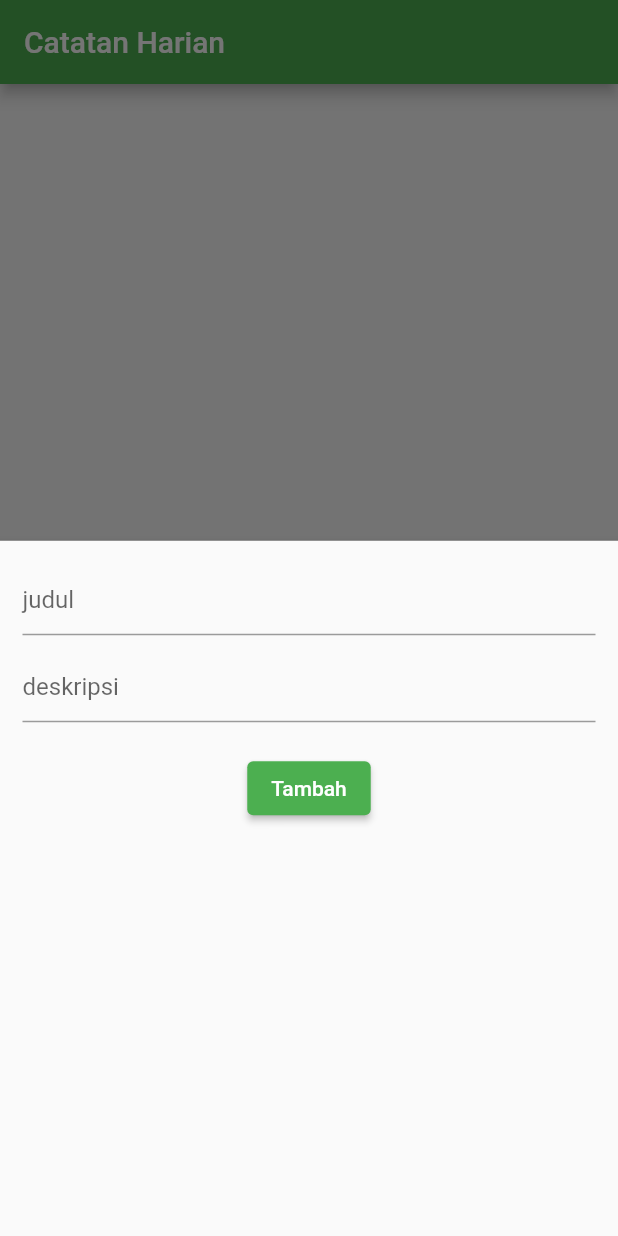
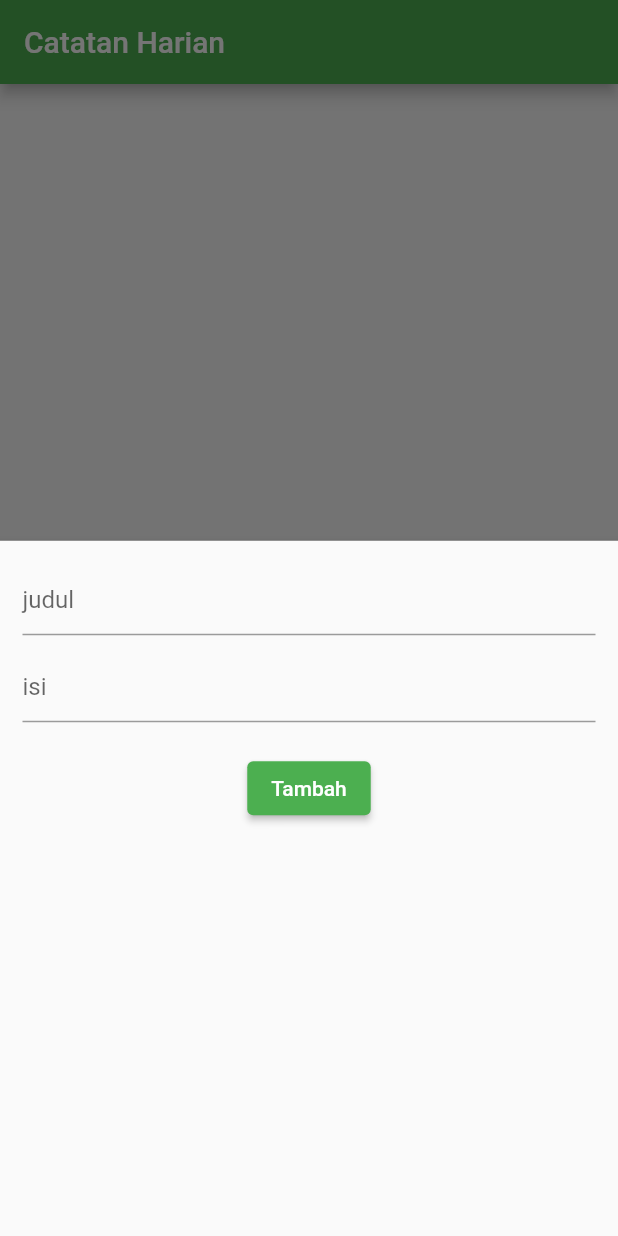
Before and after one commit to 13anisaOktaviani/UTS-Pemrograman-Mobile, a Flutter app: the screen it shows after launch, after a tap on the "add" icon, on a phone screen of 412 x 824 dp. Run offline on Flutter 3.47's test engine with Material 2 defaults, Android fonts, the phone set to English and light mode, and no system bars; our stand-ins replace sqflite; accounts and stored records are empty.

Commit message:
Update main.dart

```diff
--- a/lib/main.dart
+++ b/lib/main.dart
@@ -30,8 +30,8 @@ class MyHomePage extends StatefulWidget {
 }
 
 class _MyHomePageState extends State<MyHomePage> {
-  final TextEditingController judulController = TextEditingController();
-  final TextEditingController isiController = TextEditingController();
+  TextEditingController judulController = TextEditingController();
+  TextEditingController isiController = TextEditingController();
 
   //ambil data dari database
   List<Map<String, dynamic>> catatan = [];
@@ -60,7 +60,7 @@ class _MyHomePageState extends State<MyHomePage> {
                 margin: const EdgeInsets.all(15),
                 child: ListTile(
                   title: Text(catatan[index]['judul']),
-                  subtitle: Text(catatan[index]['deskripsi']),
+                  subtitle: Text(catatan[index]['isi']),
                   trailing: SizedBox(
                     width: 100,
                     child: Row(
@@ -103,12 +103,12 @@ class _MyHomePageState extends State<MyHomePage> {
     refreshCatatan();
   }
 
-  //membuat form tambah
+  //form tambah
   void modalForm(int id) async {
     if (id != null) {
       final dataCatatan = catatan.firstWhere((element) => element['id'] == id);
       judulController.text = dataCatatan['judul'];
-      isiController.text = dataCatatan['deskripsi'];
+      isiController.text = dataCatatan['isi'];
     }
 
     showModalBottomSheet(
@@ -132,7 +132,7 @@ class _MyHomePageState extends State<MyHomePage> {
                     ),
                     TextField(
                       controller: isiController,
-                      decoration: const InputDecoration(hintText: 'deskripsi'),
+                      decoration: const InputDecoration(hintText: 'isi'),
                     ),
                     const SizedBox(
                       height: 20,
```
